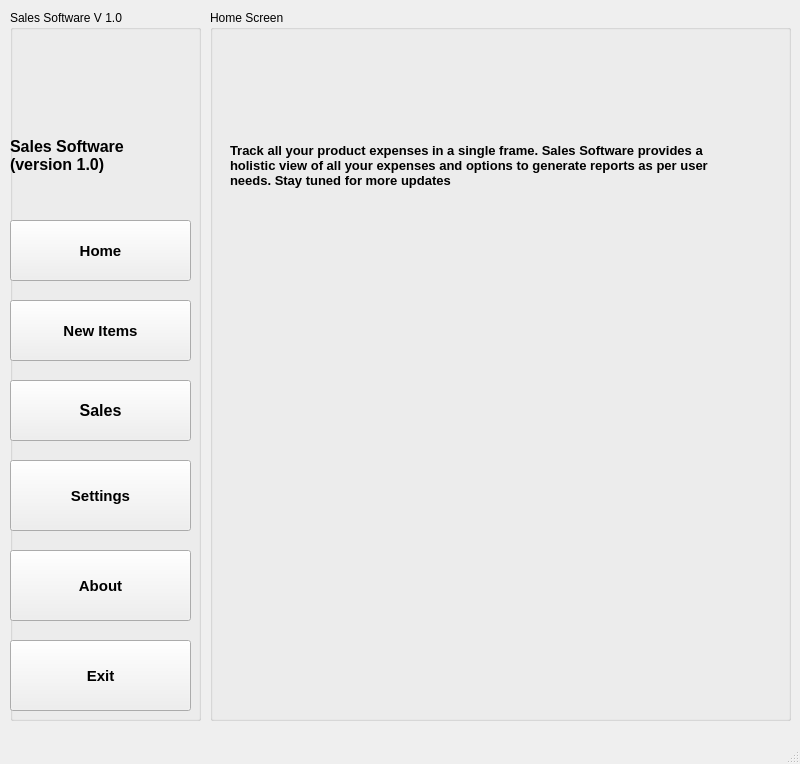
Qt form designs/main_ui.ui (santoshki/sales_software) before a commit.
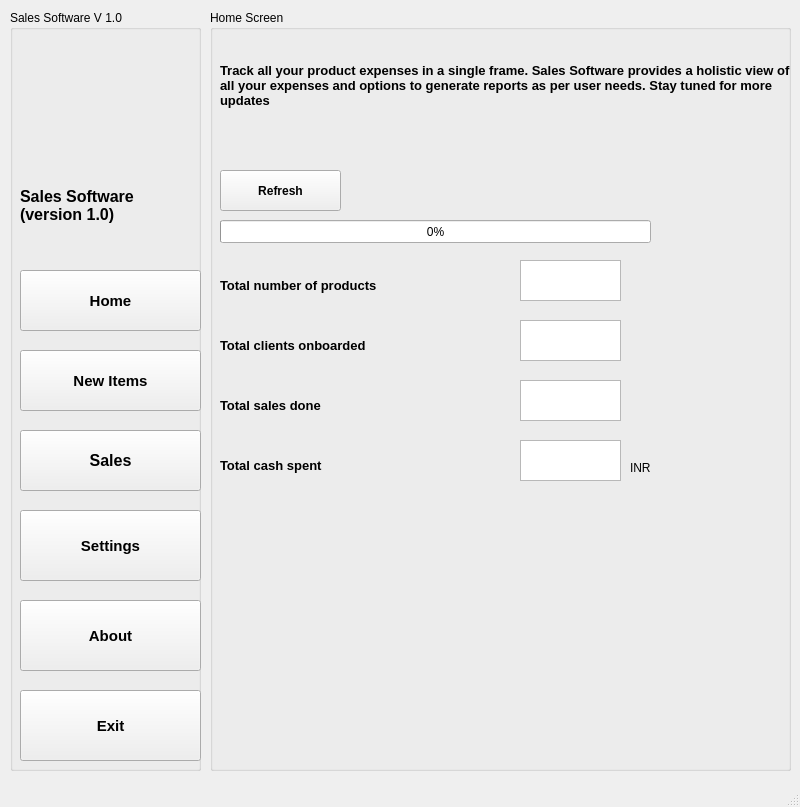
The same form after that commit. Icons and pictures are not drawn.

Commit message: Updated main ui. Added icons, refresh button and progress bar on the main UI.

Diff of the .ui file:
```diff
--- a/designs/main_ui.ui
+++ b/designs/main_ui.ui
@@ -7,7 +7,7 @@
     <x>0</x>
     <y>0</y>
     <width>800</width>
-    <height>764</height>
+    <height>807</height>
    </rect>
   </property>
   <property name="windowTitle">
@@ -20,7 +20,7 @@
       <x>10</x>
       <y>10</y>
       <width>191</width>
-      <height>711</height>
+      <height>761</height>
      </rect>
     </property>
     <property name="title">
@@ -29,8 +29,8 @@
     <widget class="QPushButton" name="new_items_button">
      <property name="geometry">
       <rect>
-       <x>0</x>
-       <y>290</y>
+       <x>10</x>
+       <y>340</y>
        <width>181</width>
        <height>61</height>
       </rect>
@@ -45,12 +45,22 @@
      <property name="text">
       <string>New Items</string>
      </property>
+     <property name="icon">
+      <iconset>
+       <normaloff>../../../Downloads/Graphicloads-100-Flat-Cart-add.256.png</normaloff>../../../Downloads/Graphicloads-100-Flat-Cart-add.256.png</iconset>
+     </property>
+     <property name="iconSize">
+      <size>
+       <width>30</width>
+       <height>30</height>
+      </size>
+     </property>
     </widget>
     <widget class="QPushButton" name="expenses_button">
      <property name="geometry">
       <rect>
-       <x>0</x>
-       <y>370</y>
+       <x>10</x>
+       <y>420</y>
        <width>181</width>
        <height>61</height>
       </rect>
@@ -65,12 +75,22 @@
      <property name="text">
       <string>Sales</string>
      </property>
+     <property name="icon">
+      <iconset>
+       <normaloff>../../../OneDrive - Accenture/Pictures/sales_icon.png</normaloff>../../../OneDrive - Accenture/Pictures/sales_icon.png</iconset>
+     </property>
+     <property name="iconSize">
+      <size>
+       <width>35</width>
+       <height>35</height>
+      </size>
+     </property>
     </widget>
     <widget class="QPushButton" name="settings_button">
      <property name="geometry">
       <rect>
-       <x>0</x>
-       <y>450</y>
+       <x>10</x>
+       <y>500</y>
        <width>181</width>
        <height>71</height>
       </rect>
@@ -85,12 +105,22 @@
      <property name="text">
       <string>Settings</string>
      </property>
+     <property name="icon">
+      <iconset>
+       <normaloff>../../../OneDrive - Accenture/Pictures/settings_icon.png</normaloff>../../../OneDrive - Accenture/Pictures/settings_icon.png</iconset>
+     </property>
+     <property name="iconSize">
+      <size>
+       <width>50</width>
+       <height>45</height>
+      </size>
+     </property>
     </widget>
     <widget class="QLabel" name="label">
      <property name="geometry">
       <rect>
-       <x>0</x>
-       <y>100</y>
+       <x>10</x>
+       <y>150</y>
        <width>181</width>
        <height>91</height>
       </rect>
@@ -112,8 +142,8 @@
     <widget class="QPushButton" name="about_button">
      <property name="geometry">
       <rect>
-       <x>0</x>
-       <y>540</y>
+       <x>10</x>
+       <y>590</y>
        <width>181</width>
        <height>71</height>
       </rect>
@@ -128,12 +158,22 @@
      <property name="text">
       <string>About</string>
      </property>
+     <property name="icon">
+      <iconset>
+       <normaloff>../../../OneDrive - Accenture/Pictures/about_icon.jfif</normaloff>../../../OneDrive - Accenture/Pictures/about_icon.jfif</iconset>
+     </property>
+     <property name="iconSize">
+      <size>
+       <width>30</width>
+       <height>30</height>
+      </size>
+     </property>
     </widget>
     <widget class="QPushButton" name="exit_button">
      <property name="geometry">
       <rect>
-       <x>0</x>
-       <y>630</y>
+       <x>10</x>
+       <y>680</y>
        <width>181</width>
        <height>71</height>
       </rect>
@@ -148,12 +188,22 @@
      <property name="text">
       <string>Exit</string>
      </property>
+     <property name="icon">
+      <iconset>
+       <normaloff>../../../OneDrive - Accenture/Pictures/exit_image.jfif</normaloff>../../../OneDrive - Accenture/Pictures/exit_image.jfif</iconset>
+     </property>
+     <property name="iconSize">
+      <size>
+       <width>35</width>
+       <height>35</height>
+      </size>
+     </property>
     </widget>
     <widget class="QPushButton" name="new_items_button_2">
      <property name="geometry">
       <rect>
-       <x>0</x>
-       <y>210</y>
+       <x>10</x>
+       <y>260</y>
        <width>181</width>
        <height>61</height>
       </rect>
@@ -168,6 +218,35 @@
      <property name="text">
       <string>Home</string>
      </property>
+     <property name="icon">
+      <iconset>
+       <normaloff>../../../OneDrive - Accenture/Pictures/home_blue_icon.png</normaloff>../../../OneDrive - Accenture/Pictures/home_blue_icon.png</iconset>
+     </property>
+     <property name="iconSize">
+      <size>
+       <width>35</width>
+       <height>35</height>
+      </size>
+     </property>
+    </widget>
+    <widget class="QLabel" name="label_8">
+     <property name="geometry">
+      <rect>
+       <x>20</x>
+       <y>40</y>
+       <width>151</width>
+       <height>121</height>
+      </rect>
+     </property>
+     <property name="text">
+      <string/>
+     </property>
+     <property name="pixmap">
+      <pixmap>../../../OneDrive - Accenture/Pictures/sales_sft_icon.jpg</pixmap>
+     </property>
+     <property name="scaledContents">
+      <bool>true</bool>
+     </property>
     </widget>
    </widget>
    <widget class="QGroupBox" name="groupBox_2">
@@ -176,7 +255,7 @@
       <x>210</x>
       <y>10</y>
       <width>581</width>
-      <height>711</height>
+      <height>761</height>
      </rect>
     </property>
     <property name="title">
@@ -185,10 +264,10 @@
     <widget class="QLabel" name="label_2">
      <property name="geometry">
       <rect>
-       <x>20</x>
-       <y>50</y>
-       <width>511</width>
-       <height>211</height>
+       <x>10</x>
+       <y>-20</y>
+       <width>581</width>
+       <height>191</height>
       </rect>
      </property>
      <property name="font">
@@ -205,6 +284,182 @@
       <bool>true</bool>
      </property>
     </widget>
+    <widget class="QLabel" name="label_3">
+     <property name="geometry">
+      <rect>
+       <x>10</x>
+       <y>250</y>
+       <width>291</width>
+       <height>51</height>
+      </rect>
+     </property>
+     <property name="font">
+      <font>
+       <pointsize>10</pointsize>
+       <weight>75</weight>
+       <bold>true</bold>
+      </font>
+     </property>
+     <property name="text">
+      <string>Total number of products</string>
+     </property>
+    </widget>
+    <widget class="QPlainTextEdit" name="plainTextEdit">
+     <property name="geometry">
+      <rect>
+       <x>310</x>
+       <y>250</y>
+       <width>101</width>
+       <height>41</height>
+      </rect>
+     </property>
+    </widget>
+    <widget class="QPlainTextEdit" name="plainTextEdit_2">
+     <property name="geometry">
+      <rect>
+       <x>310</x>
+       <y>310</y>
+       <width>101</width>
+       <height>41</height>
+      </rect>
+     </property>
+    </widget>
+    <widget class="QLabel" name="label_4">
+     <property name="geometry">
+      <rect>
+       <x>10</x>
+       <y>370</y>
+       <width>231</width>
+       <height>51</height>
+      </rect>
+     </property>
+     <property name="font">
+      <font>
+       <pointsize>10</pointsize>
+       <weight>75</weight>
+       <bold>true</bold>
+      </font>
+     </property>
+     <property name="text">
+      <string>Total sales done</string>
+     </property>
+    </widget>
+    <widget class="QLabel" name="label_5">
+     <property name="geometry">
+      <rect>
+       <x>10</x>
+       <y>430</y>
+       <width>241</width>
+       <height>51</height>
+      </rect>
+     </property>
+     <property name="font">
+      <font>
+       <pointsize>10</pointsize>
+       <weight>75</weight>
+       <bold>true</bold>
+      </font>
+     </property>
+     <property name="text">
+      <string>Total cash spent</string>
+     </property>
+    </widget>
+    <widget class="QPlainTextEdit" name="plainTextEdit_3">
+     <property name="geometry">
+      <rect>
+       <x>310</x>
+       <y>430</y>
+       <width>101</width>
+       <height>41</height>
+      </rect>
+     </property>
+    </widget>
+    <widget class="QLabel" name="label_6">
+     <property name="geometry">
+      <rect>
+       <x>10</x>
+       <y>310</y>
+       <width>281</width>
+       <height>51</height>
+      </rect>
+     </property>
+     <property name="font">
+      <font>
+       <pointsize>10</pointsize>
+       <weight>75</weight>
+       <bold>true</bold>
+      </font>
+     </property>
+     <property name="text">
+      <string>Total clients onboarded</string>
+     </property>
+    </widget>
+    <widget class="QPlainTextEdit" name="plainTextEdit_4">
+     <property name="geometry">
+      <rect>
+       <x>310</x>
+       <y>370</y>
+       <width>101</width>
+       <height>41</height>
+      </rect>
+     </property>
+    </widget>
+    <widget class="QLabel" name="label_7">
+     <property name="geometry">
+      <rect>
+       <x>420</x>
+       <y>450</y>
+       <width>81</width>
+       <height>16</height>
+      </rect>
+     </property>
+     <property name="font">
+      <font>
+       <pointsize>9</pointsize>
+       <weight>50</weight>
+       <bold>false</bold>
+      </font>
+     </property>
+     <property name="text">
+      <string>INR</string>
+     </property>
+    </widget>
+    <widget class="QPushButton" name="refresh_button">
+     <property name="geometry">
+      <rect>
+       <x>10</x>
+       <y>160</y>
+       <width>121</width>
+       <height>41</height>
+      </rect>
+     </property>
+     <property name="font">
+      <font>
+       <weight>75</weight>
+       <bold>true</bold>
+      </font>
+     </property>
+     <property name="text">
+      <string>Refresh</string>
+     </property>
+     <property name="icon">
+      <iconset>
+       <normaloff>../../../OneDrive - Accenture/Pictures/gui_refresh_icon_157047.png</normaloff>../../../OneDrive - Accenture/Pictures/gui_refresh_icon_157047.png</iconset>
+     </property>
+    </widget>
+    <widget class="QProgressBar" name="progressBar">
+     <property name="geometry">
+      <rect>
+       <x>10</x>
+       <y>210</y>
+       <width>431</width>
+       <height>23</height>
+      </rect>
+     </property>
+     <property name="value">
+      <number>0</number>
+     </property>
+    </widget>
    </widget>
   </widget>
   <widget class="QMenuBar" name="menubar">
```
The commit also changes 6 other files.
